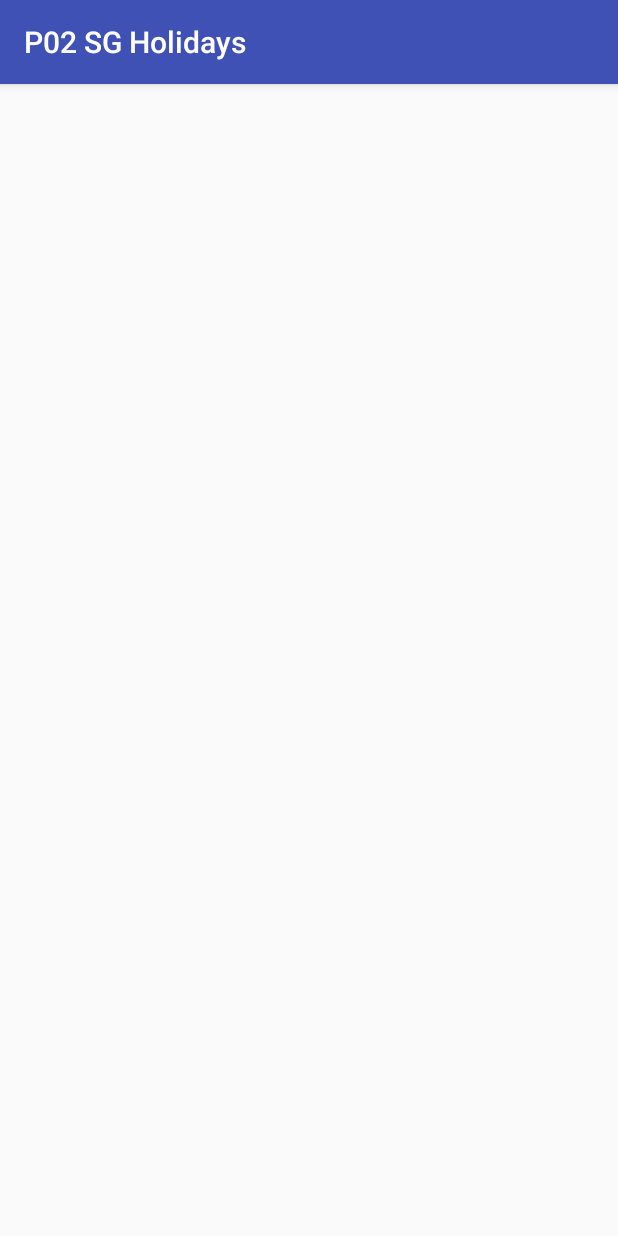
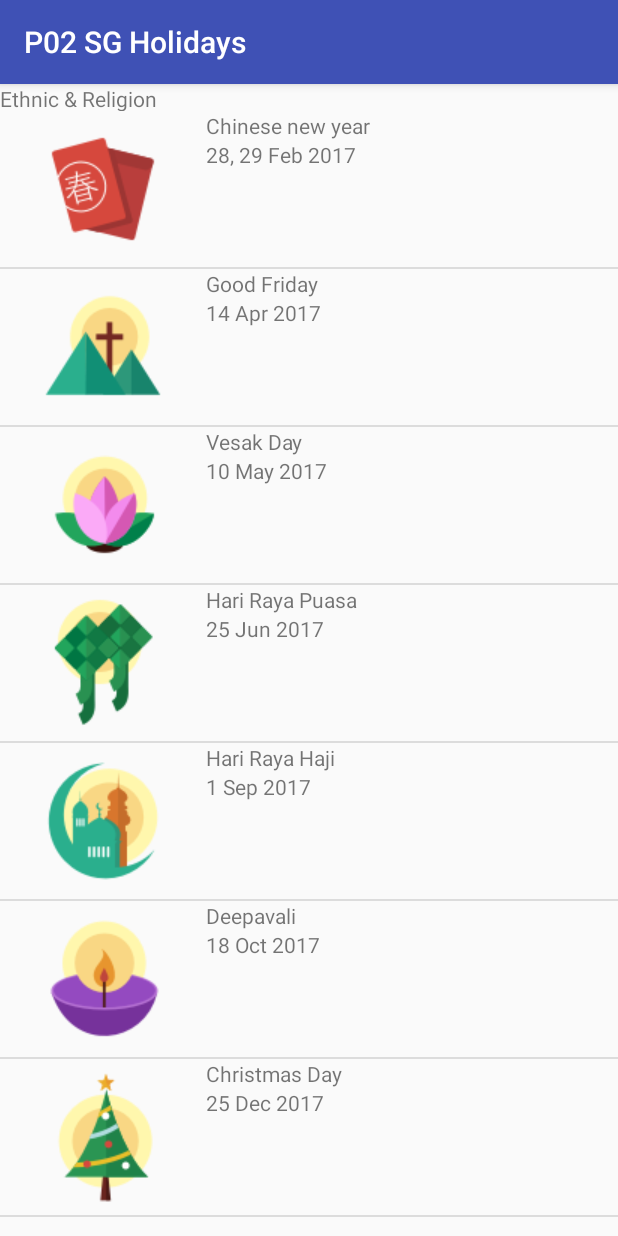
Before and after one commit to 15017206/P02_PS_SGHolidays, an Android app: the screen it shows after launch (Main2Activity), after a tap on "Ethnic & Religion", on a phone screen of 412 x 824 dp. Run offline under Robolectric (Android 15) with nearby library versions, the phone set to English and light mode, and no system bars.

Commit message:
update 1

```diff
--- /dev/null
+++ b/app/src/main/java/com/example/a15017206/p02sgholidays/Holiday.java
@@ -0,0 +1,30 @@
+package com.example.a15017206.p02sgholidays;
+
+import android.widget.ImageView;
+
+/**
+ * Created by 15017206 on 27/04/2017.
+ */
+
+public class Holiday {
+    private String holidayTitle;
+    private String date;
+    private int iv;
+
+    public Holiday(String holidayTitle, String date, int iv) {
+        this.holidayTitle = holidayTitle;
+        this.date = date;
+        this.iv = iv;
+    }
+
+    public String getHolidayTitle(){
+        return holidayTitle;
+    }
+    public String getDate(){
+        return date;
+    }
+
+    public int getImageView(){
+        return  iv;
+    }
+}
--- /dev/null
+++ b/app/src/main/java/com/example/a15017206/p02sgholidays/HolidayAdapter.java
@@ -0,0 +1,56 @@
+package com.example.a15017206.p02sgholidays;
+
+import android.content.Context;
+import android.view.LayoutInflater;
+import android.view.View;
+import android.view.ViewGroup;
+import android.widget.ArrayAdapter;
+import android.widget.ImageView;
+import android.widget.TextView;
+
+import java.util.ArrayList;
+
+/**
+ * Created by 15017206 on 27/04/2017.
+ */
+
+public class HolidayAdapter extends ArrayAdapter<Holiday>{
+
+    private ArrayList<Holiday> holiday1;
+    private Context context;
+    private TextView tvHolidayTitle;
+    private TextView tvHolidayDate;
+    private ImageView iv1;
+
+
+
+    public View getView(int position, View convertView, ViewGroup parent) {
+        LayoutInflater inflater = (LayoutInflater) context.getSystemService(Context.LAYOUT_INFLATER_SERVICE);
+
+        //connect to row.xml
+        View rowView = inflater.inflate(R.layout.row, parent, false);
+
+        //Save Element UI to variable
+        tvHolidayTitle = (TextView) rowView.findViewById(R.id.tvHolidayTitle1);
+        tvHolidayDate = (TextView) rowView.findViewById(R.id.tvHolidayDate1);
+        iv1 = (ImageView) rowView.findViewById(R.id.imageView);
+
+        //Taking from list position
+        Holiday currentHoliday = holiday1.get(position);
+
+        //Set the TextView to show the Holiday Title, Holiday Date - returns Secular or Ethnic & Religion
+        tvHolidayTitle.setText( currentHoliday.getHolidayTitle());
+        tvHolidayDate.setText(currentHoliday.getDate());
+        iv1.setImageResource(currentHoliday.getImageView());
+
+        return  rowView;
+    }
+    public HolidayAdapter(Context context, int resource, ArrayList<Holiday> objects){
+        super(context, resource, objects);
+        holiday1 = objects;
+        this.context = context;
+    }
+
+
+
+}
--- a/app/src/main/java/com/example/a15017206/p02sgholidays/Main2Activity.java
+++ b/app/src/main/java/com/example/a15017206/p02sgholidays/Main2Activity.java
@@ -1,13 +1,80 @@
 package com.example.a15017206.p02sgholidays;
 
+import android.content.Intent;
 import android.support.v7.app.AppCompatActivity;
 import android.os.Bundle;
+import android.view.View;
+import android.widget.AdapterView;
+import android.widget.ArrayAdapter;
+import android.widget.ListView;
+import android.widget.TextView;
+import android.widget.Toast;
+
+import org.w3c.dom.Text;
+
+import java.lang.reflect.Array;
+import java.util.ArrayList;
+import java.util.Arrays;
+
+import static android.R.attr.x;
+import static android.R.id.list;
 
 public class Main2Activity extends AppCompatActivity {
+    TextView tvTitle;
+    ListView lv;
+    ArrayList<Holiday> holiday;
+    ArrayAdapter aa;
 
     @Override
     protected void onCreate(Bundle savedInstanceState) {
         super.onCreate(savedInstanceState);
         setContentView(R.layout.activity_main2);
+
+        tvTitle = (TextView) findViewById(R.id.textView3);
+        lv = (ListView) findViewById(R.id.lvCustom);
+
+        holiday = new ArrayList<Holiday>();
+
+        Intent i = getIntent();
+        String year = i.getStringExtra("type");
+
+        if (year.equalsIgnoreCase("secular")){
+            showSecularHolidays();
+        } else {
+            showEthnicHolidays();
+        }
+
+        tvTitle.setText(year);
+        aa = new HolidayAdapter(this, R.layout.row, holiday);
+
+        lv.setAdapter(aa);
+
+        lv.setOnItemClickListener(new AdapterView.OnItemClickListener() {
+            @Override
+            public void onItemClick(AdapterView<?> parent, View view, int position, long id) {
+                System.out.println(holiday.get(position).getHolidayTitle());
+                String sel = holiday.get(position).getHolidayTitle();
+                String sel2 = holiday.get(position).getDate();
+                Toast.makeText(getApplicationContext(), sel + " Date: " + sel2 , Toast.LENGTH_SHORT).show();
+            }
+        });
+
+
+    }
+
+    void showEthnicHolidays(){
+        holiday.add(new Holiday("Chinese new year","28, 29 Feb 2017",R.drawable.cny));
+        holiday.add(new Holiday("Good Friday","14 Apr 2017",R.drawable.good_friday));
+        holiday.add(new Holiday("Vesak Day","10 May 2017",R.drawable.vesak_day));
+        holiday.add(new Holiday("Hari Raya Puasa","25 Jun 2017",R.drawable.hari_raya_puasa));
+        holiday.add(new Holiday("Hari Raya Haji","1 Sep 2017",R.drawable.hari_raya_haji));
+        holiday.add(new Holiday("Deepavali","18 Oct 2017",R.drawable.deepavali));
+        holiday.add(new Holiday("Christmas Day","25 Dec 2017",R.drawable.christmas));
+    }
+
+    void showSecularHolidays(){
+        holiday.add(new Holiday("New Year's Day","1 Jan 2017",R.drawable.new_year));
+        holiday.add(new Holiday("Labour Day","1 May 2017",R.drawable.labour_day));
+        holiday.add(new Holiday("National Day","9 Aug 2017",R.drawable.national_day));
     }
 }
--- a/app/src/main/java/com/example/a15017206/p02sgholidays/MainActivity.java
+++ b/app/src/main/java/com/example/a15017206/p02sgholidays/MainActivity.java
@@ -36,12 +36,12 @@ public class MainActivity extends AppCompatActivity {
             @Override
             public void onItemClick(AdapterView<?> parent, View view, int position, long id) {
                 int itemPosition = position;
-
                 String itemValue = (String) listView.getItemAtPosition(position);
 
+                System.out.println(position);
+
                 // Show Alert
-                Toast.makeText(getApplicationContext(),
-                        "Position :"+itemPosition+"  ListItem : " +itemValue , Toast.LENGTH_SHORT).show();
+//                Toast.makeText(getApplicationContext(),"Position :"+itemPosition+"  ListItem : " +itemValue , Toast.LENGTH_SHORT).show();
 
                 Intent i = new Intent(MainActivity.this, Main2Activity.class);
                 i.putExtra("type", itemValue);
--- a/app/src/main/res/layout/activity_main2.xml
+++ b/app/src/main/res/layout/activity_main2.xml
@@ -1,8 +1,21 @@
 <?xml version="1.0" encoding="utf-8"?>
-<ScrollView xmlns:android="http://schemas.android.com/apk/res/android"
+<LinearLayout xmlns:android="http://schemas.android.com/apk/res/android"
     xmlns:tools="http://schemas.android.com/tools"
     android:layout_width="match_parent"
     android:layout_height="match_parent"
+    android:orientation="vertical"
     tools:context="com.example.a15017206.p02sgholidays.Main2Activity">
 
-</ScrollView>
+    <TextView
+        android:id="@+id/textView3"
+        android:layout_width="wrap_content"
+        android:layout_height="wrap_content"
+        android:layout_weight="0.10"
+        android:text="Testing" />
+
+    <ListView
+        android:id="@+id/lvCustom"
+        android:layout_width="match_parent"
+        android:layout_height="match_parent"
+        android:layout_weight="1.21" />
+</LinearLayout>
--- a/app/src/main/res/layout/row.xml
+++ b/app/src/main/res/layout/row.xml
@@ -1,6 +1,40 @@
 <?xml version="1.0" encoding="utf-8"?>
 <LinearLayout xmlns:android="http://schemas.android.com/apk/res/android"
+    xmlns:app="http://schemas.android.com/apk/res-auto"
     android:layout_width="match_parent"
-    android:layout_height="match_parent">
+    android:layout_height="wrap_content">
+
+    <LinearLayout
+        android:layout_width="137dp"
+        android:layout_height="wrap_content"
+        android:orientation="vertical">
+
+        <ImageView
+            android:id="@+id/imageView"
+            android:layout_width="match_parent"
+            android:layout_height="wrap_content"
+            android:layout_weight="1" />
+
+    </LinearLayout>
+
+    <LinearLayout
+        android:layout_width="match_parent"
+        android:layout_height="wrap_content"
+        android:orientation="vertical">
+
+        <TextView
+            android:id="@+id/tvHolidayTitle1"
+            android:layout_width="match_parent"
+            android:layout_height="wrap_content"
+            android:layout_weight="0.03"
+            android:text="TextView" />
+
+        <TextView
+            android:id="@+id/tvHolidayDate1"
+            android:layout_width="match_parent"
+            android:layout_height="wrap_content"
+            android:layout_weight="0.25"
+            android:text="TextView" />
+    </LinearLayout>
 
 </LinearLayout>
```
